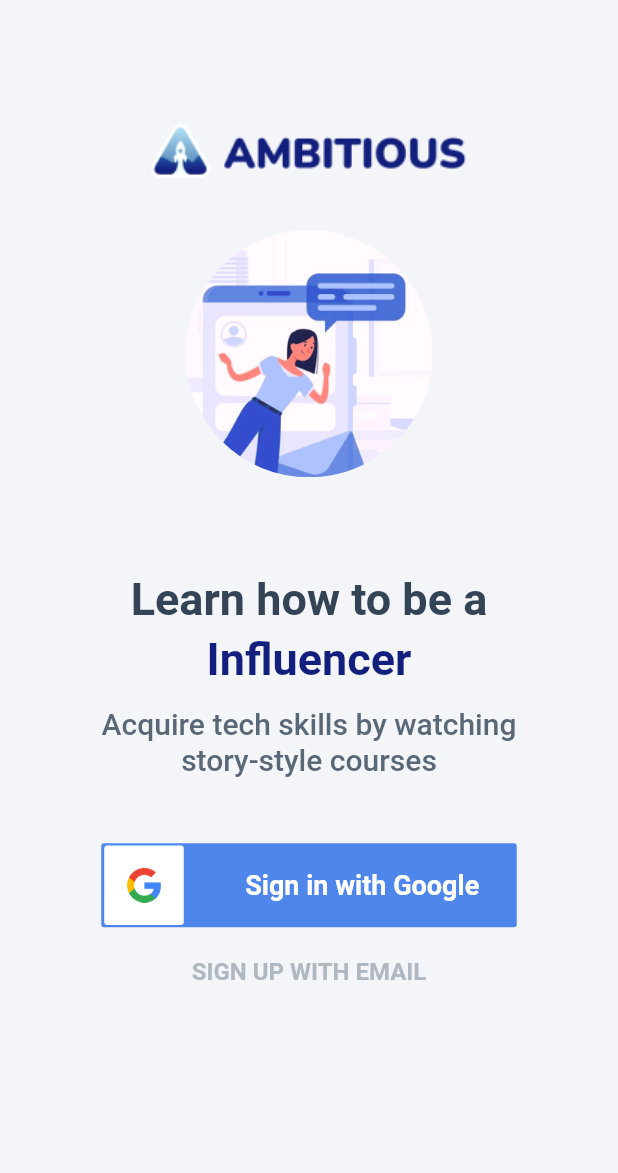
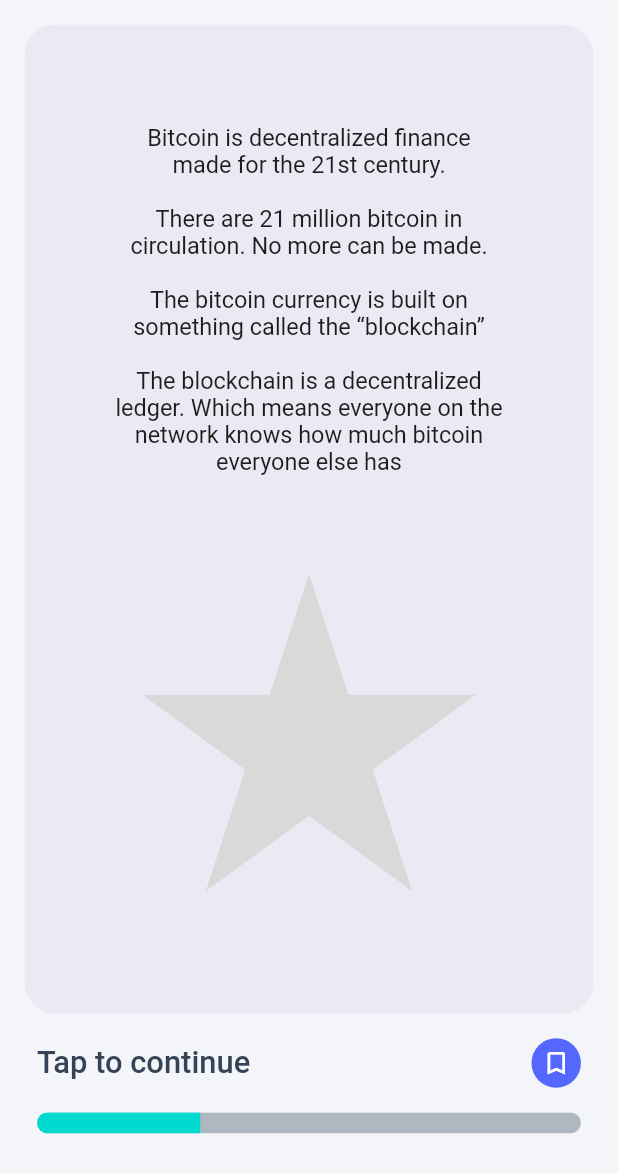
Before and after one commit to HarendraSinghChaudhary/educationProject, a Flutter app: the screen it shows after launch, on a phone screen of 412 x 824 dp. Shown: the top 1173 px of the screen. Run offline on Flutter 3.47's test engine with Material 2 defaults, Android fonts, the phone set to English and light mode, and no system bars; our stand-ins replace email_validator, flutter_svg, form_field_validator, get, google_fonts; project files that could hold a hidden picture were left out.

Commit message:
new screen update

```diff
--- a/lib/main.dart
+++ b/lib/main.dart
@@ -2,6 +2,7 @@ import 'package:demo/screens/HomePage.dart';
 import 'package:demo/screens/Realquick.dart';
 import 'package:demo/screens/StartCourse.dart';
 import 'package:demo/screens/TabBar.dart';
+import 'package:demo/screens/WiPCourse_Player_Vishual.dart';
 import 'package:demo/screens/bottombar.dart';
 import 'package:demo/screens/intropage.dart';
 import 'package:demo/screens/newaccount.dart';
@@ -25,7 +26,7 @@ class MyApp extends StatelessWidget {
       theme: ThemeData(
       ),
       title: "Education On Demand",
-      home: const IntroPage(),
+      home: const WIPCourses(),
     );
   }
 }
--- a/lib/reusable/default_button.dart
+++ b/lib/reusable/default_button.dart
@@ -36,7 +36,6 @@ class DefaultButton extends StatelessWidget {
         onPressed: press,
         child: Text(
           text,
-
         style: GoogleFonts.openSans(
                         color: Colors.white,
                         fontSize: 17,
--- /dev/null
+++ b/lib/screens/WiPCourse_Player_Vishual.dart
@@ -0,0 +1,98 @@
+import 'package:demo/utils/constant.dart';
+import 'package:demo/utils/text.dart';
+import 'package:flutter/material.dart';
+import 'package:flutter_svg/flutter_svg.dart';
+import 'package:get/get.dart';
+import '../utils/constant.dart';
+
+class WIPCourses extends StatefulWidget {
+  const WIPCourses({Key? key}) : super(key: key);
+
+  @override
+  State<WIPCourses> createState() => _WIPCoursesState();
+}
+
+class _WIPCoursesState extends State<WIPCourses> {
+  @override
+  Widget build(BuildContext context) {
+    return SafeArea(
+      child: Scaffold(
+        backgroundColor: kBackgroundColor,
+        body: Padding(
+          padding: EdgeInsets.symmetric(
+              horizontal: Get.height * 0.02, vertical: Get.height * 0.01),
+          child: Column(
+            children: [
+              SizedBox(height: Get.height * 0.01),
+              Container(
+                padding: EdgeInsets.symmetric(
+                    horizontal: Get.height * 0.06, vertical: Get.height * 0.08),
+                height: Get.height * 0.8,
+                width: double.infinity,
+                decoration: BoxDecoration(
+                  borderRadius: BorderRadius.circular(20),
+                  color: kBackgroundColorOfWIp,
+                ),
+                child: Column(
+                  children: [
+                    Text(
+                      wipcreen,
+                      textAlign: TextAlign.center,
+                      style: TextStyle(
+                          fontSize: Get.height * 0.019,
+                          fontWeight: FontWeight.w400,
+                          color: kBlackColor),
+                    ),
+                    SizedBox(
+                      height: Get.height * 0.08,
+                    ),
+                    SvgPicture.asset('assets/images/Star.svg')
+                  ],
+                ),
+              ),
+              Padding(
+                padding: EdgeInsets.symmetric(
+                    horizontal: Get.width * 0.02, vertical: Get.height * 0.02),
+                child: Row(
+                  mainAxisAlignment: MainAxisAlignment.spaceBetween,
+                  children: [
+                    Text(
+                      'Tap to continue',
+                      style: TextStyle(
+                        fontSize: Get.height * 0.025,
+                        color: kTitleColor,
+                        fontWeight: FontWeight.w500
+                      ),
+                    ),
+                    Container(
+                      height: Get.height * 0.040,
+                      width: Get.width* 0.080,
+                      decoration: const BoxDecoration(
+                        shape: BoxShape.circle,
+                        color: kPrimaryColor,
+                      ),
+                      child: Icon(Icons.bookmark_border,color: Colors.white,
+                      size: Get.height*0.024,),
+                    ),
+                  ],
+                ),
+              ),
+              Container(
+                margin: EdgeInsets.symmetric(horizontal: Get.width * 0.02),
+                child: ClipRRect(
+                  borderRadius: const BorderRadius.all(Radius.circular(10)),
+                  child: LinearProgressIndicator(
+                      backgroundColor: kLightGreyColorwithMail,
+                      minHeight: Get.height * 0.017,
+                      valueColor: AlwaysStoppedAnimation<Color>(kCyanColor),
+                      value:  0.3,
+                ),
+              ),
+              ),
+            ],
+          ),
+        ),
+      ),
+    );
+  }
+}
--- a/lib/utils/constant.dart
+++ b/lib/utils/constant.dart
@@ -21,6 +21,7 @@ const kPurpleColor = Color(0XFFAEB8FF);
 const kCyanColor = Color(0XFF00D9CD);
 const kArrowBackgroundColor = Color(0XFF3D56F0);
 const kLightGreyColorwithMail = Color(0XFFAFB7C0);
+const kBackgroundColorOfWIp = Color(0xFFEBEAF4);
 
 
 
--- /dev/null
+++ b/lib/utils/text.dart
@@ -0,0 +1,8 @@
+String wipcreen = '''Bitcoin is decentralized finance
+made for the 21st century.
+
+There are 21 million bitcoin in circulation. No more can be made.
+
+The bitcoin currency is built on something called the “blockchain”
+
+The blockchain is a decentralized ledger. Which means everyone on the network knows how much bitcoin everyone else has''';
```
Also changed, not shown: assets/images/Star.svg (added), assets/images/StarWip.svg (added).
